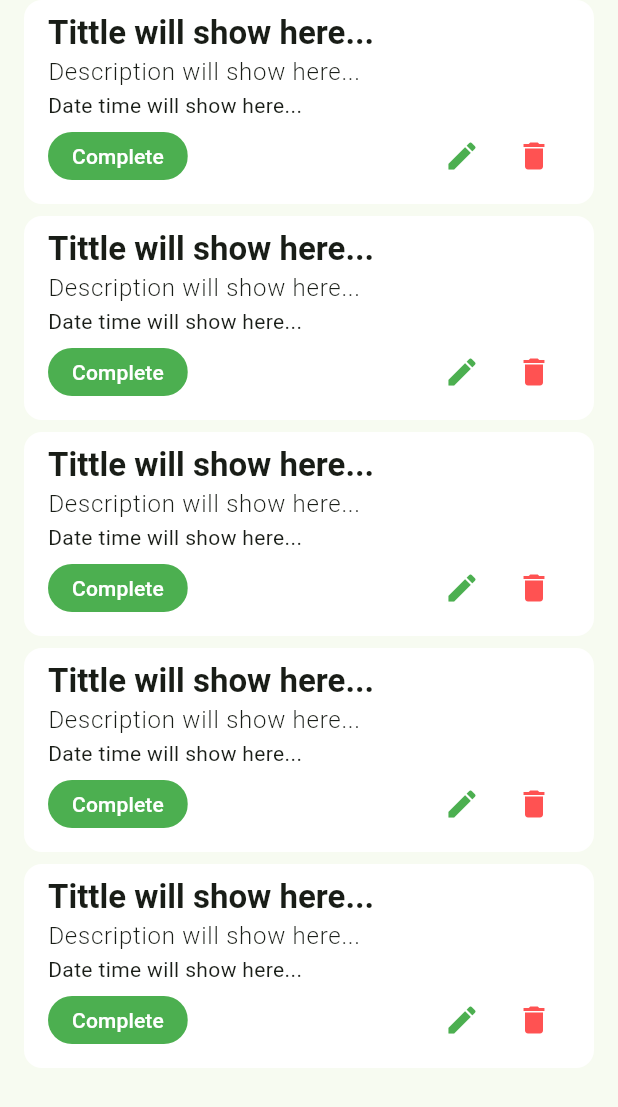
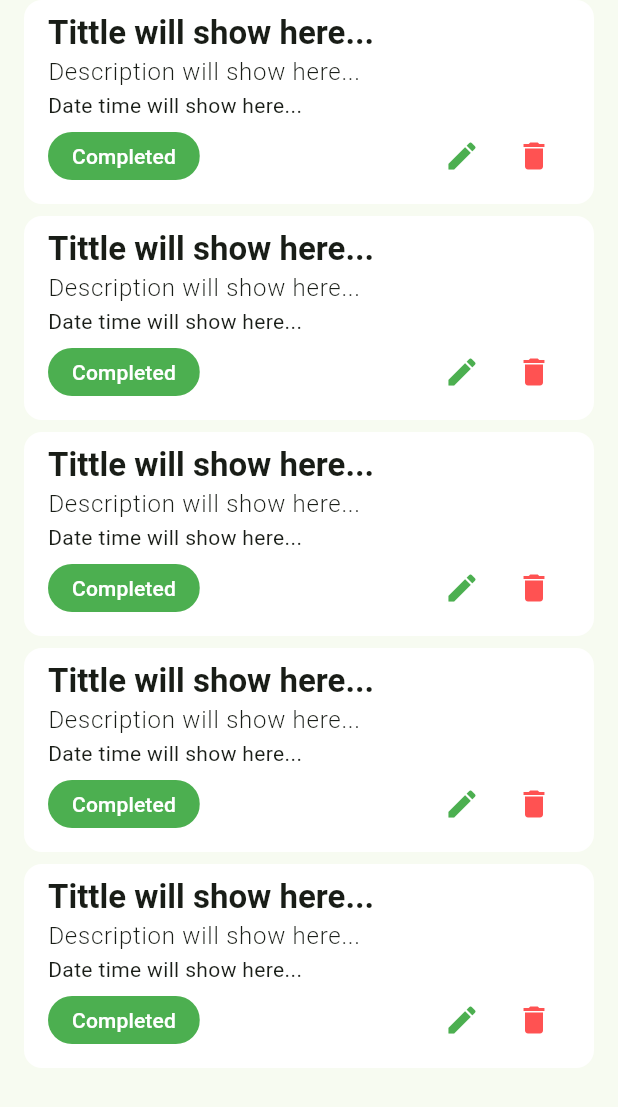
Before and after one commit to devshihab945/task_manager, a Flutter app: the CompleteTaskScreen screen opened directly, on a phone screen of 412 x 824 dp. Shown: the top 1107 px of the screen. Run offline on Flutter 3.47's test engine with Material 3 defaults, Android fonts, the phone set to English and light mode, and no system bars; our stand-ins replace flutter_svg, image_picker, pin_code_fields.

Commit message:
update_profile done

```diff
--- a/lib/ui/screens/nav_task/cancelled_task_screen.dart
+++ b/lib/ui/screens/nav_task/cancelled_task_screen.dart
@@ -16,7 +16,7 @@ class _CancelledTaskScreenState extends State<CancelledTaskScreen> {
       body: ListView.separated(
         itemCount: 5,
         itemBuilder: (context, index) {
-          return const TaskCard( status: 'Cancelled', color: Colors.red,);
+          return const TaskCard(taskStatus: TaskStatus.cancelled,);
         },
         separatorBuilder: (context, index) => const SizedBox(
           height: 8,
--- a/lib/ui/screens/nav_task/complete_task_screen.dart
+++ b/lib/ui/screens/nav_task/completed_task_screen.dart
@@ -16,7 +16,7 @@ class _CompleteTaskScreenState extends State<CompleteTaskScreen> {
       body: ListView.separated(
         itemCount: 5,
         itemBuilder: (context, index) {
-          return const TaskCard( status: 'Complete', color: Colors.green,);
+          return const TaskCard(taskStatus: TaskStatus.completed,);
         },
         separatorBuilder: (context, index) => const SizedBox(
           height: 8,
--- a/lib/ui/screens/nav_task/progress_task_screen.dart
+++ b/lib/ui/screens/nav_task/progress_task_screen.dart
@@ -16,7 +16,7 @@ class _ProgressTaskScreenState extends State<ProgressTaskScreen> {
       body: ListView.separated(
         itemCount: 5,
         itemBuilder: (context, index) {
-          return const TaskCard( status: 'Progress', color: Colors.purple,);
+          return const TaskCard(taskStatus: TaskStatus.progress,);
         },
         separatorBuilder: (context, index) => const SizedBox(
           height: 8,
--- a/lib/ui/widgets/main_bottom_nav_screen.dart
+++ b/lib/ui/widgets/main_bottom_nav_screen.dart
@@ -1,6 +1,6 @@
 import 'package:flutter/material.dart';
 import 'package:task_manager/ui/screens/nav_task/cancelled_task_screen.dart';
-import 'package:task_manager/ui/screens/nav_task/complete_task_screen.dart';
+import 'package:task_manager/ui/screens/nav_task/completed_task_screen.dart';
 import 'package:task_manager/ui/screens/nav_task/new_task_screen.dart';
 import 'package:task_manager/ui/screens/nav_task/progress_task_screen.dart';
 import 'package:task_manager/ui/widgets/tm_app_bar.dart';
@@ -15,7 +15,7 @@ class MainBottomNavScreen extends StatefulWidget {
 class _MainBottomNavScreenState extends State<MainBottomNavScreen> {
   int _selectedIndex = 0;
 
-  final List<Widget> _screen = [
+  final List<Widget> _screen = const [
     NewTaskScreen(),
     ProgressTaskScreen(),
     CompleteTaskScreen(),
@@ -41,7 +41,7 @@ class _MainBottomNavScreenState extends State<MainBottomNavScreen> {
           NavigationDestination(icon: Icon(Icons.new_label), label: 'New'),
           NavigationDestination(
               icon: Icon(Icons.track_changes), label: 'Progress'),
-          NavigationDestination(icon: Icon(Icons.done), label: 'Complete'),
+          NavigationDestination(icon: Icon(Icons.done), label: 'Completed'),
           NavigationDestination(icon: Icon(Icons.cancel), label: 'Cancelled'),
         ],
       ),
--- a/lib/ui/widgets/task_card.dart
+++ b/lib/ui/widgets/task_card.dart
@@ -1,19 +1,22 @@
 import 'package:flutter/material.dart';
+
+enum TaskStatus {
+  sNew,
+  progress,
+  completed,
+  cancelled,
+}
 
 class TaskCard extends StatelessWidget {
   const TaskCard({
     super.key,
-    required String status,
-    required Color color,
-    }) : _status = status,
-        _color = color;
+    required this.taskStatus,
+  });
 
-  final String _status;
-  final Color _color;
+  final TaskStatus taskStatus;
 
   @override
   Widget build(BuildContext context) {
-
     TextTheme textTheme = Theme.of(context).textTheme;
 
     return Card(
@@ -25,25 +28,43 @@ class TaskCard extends StatelessWidget {
         child: Column(
           crossAxisAlignment: CrossAxisAlignment.start,
           children: [
-            Text('Tittle will show here...', style: textTheme.titleLarge,),
-            Text('Description will show here...', style: textTheme.bodyLarge,),
+            Text(
+              'Tittle will show here...',
+              style: textTheme.titleLarge,
+            ),
+            Text(
+              'Description will show here...',
+              style: textTheme.bodyLarge,
+            ),
             Text('Date time will show here...'),
             Row(
               children: [
                 Chip(
-                  label: Text(_status, style: TextStyle(
-                      color: Colors.white
-                  ),),
+                  label: Text(
+                    _getTaskStatus()
+                    ,
+                    style: TextStyle(color: Colors.white),
+                  ),
                   shape: RoundedRectangleBorder(
                     borderRadius: BorderRadius.circular(50),
                   ),
                   padding: EdgeInsets.symmetric(horizontal: 8),
-                  backgroundColor: _color,
+                  backgroundColor: _getStatusChipColor(),
                   side: BorderSide.none,
                 ),
                 const Spacer(),
-                IconButton(onPressed: (){}, icon: Icon(Icons.edit, color: Colors.green,)),
-                IconButton(onPressed: (){}, icon: Icon(Icons.delete, color: Colors.redAccent,)),
+                IconButton(
+                    onPressed: () {},
+                    icon: Icon(
+                      Icons.edit,
+                      color: Colors.green,
+                    )),
+                IconButton(
+                    onPressed: () {},
+                    icon: Icon(
+                      Icons.delete,
+                      color: Colors.redAccent,
+                    )),
               ],
             )
           ],
@@ -51,4 +72,31 @@ class TaskCard extends StatelessWidget {
       ),
     );
   }
+
+  Color _getStatusChipColor() {
+    switch (taskStatus) {
+      case TaskStatus.sNew:
+        return Colors.blue;
+      case TaskStatus.progress:
+        return Colors.purple;
+      case TaskStatus.completed:
+        return Colors.green;
+      case TaskStatus.cancelled:
+        return Colors.red;
+    }
+  }
+
+  String _getTaskStatus() {
+    switch (taskStatus) {
+      case TaskStatus.sNew:
+        return 'New';
+      case TaskStatus.progress:
+        return 'Progress';
+      case TaskStatus.completed:
+        return 'Completed';
+      case TaskStatus.cancelled:
+        return 'Cancelled';
+    }
+  }
+
 }
--- a/pubspec.yaml
+++ b/pubspec.yaml
@@ -15,6 +15,7 @@ dependencies:
   cupertino_icons: ^1.0.8
   flutter_svg: ^2.0.17
   pin_code_fields: ^8.0.1
+  image_picker: ^1.1.2
 
 dev_dependencies:
   flutter_test:
```
Also changed, not shown: lib/ui/screens/nav_task/add_new_task_screen.dart (added, +83 -0 lines), lib/ui/screens/nav_task/new_task_screen.dart (+15 -3 lines), lib/ui/screens/profile/update_profile_screen.dart (added, +201 -0 lines), lib/ui/widgets/tm_app_bar.dart (+29 -11 lines), pubspec.lock, 127 other files.
